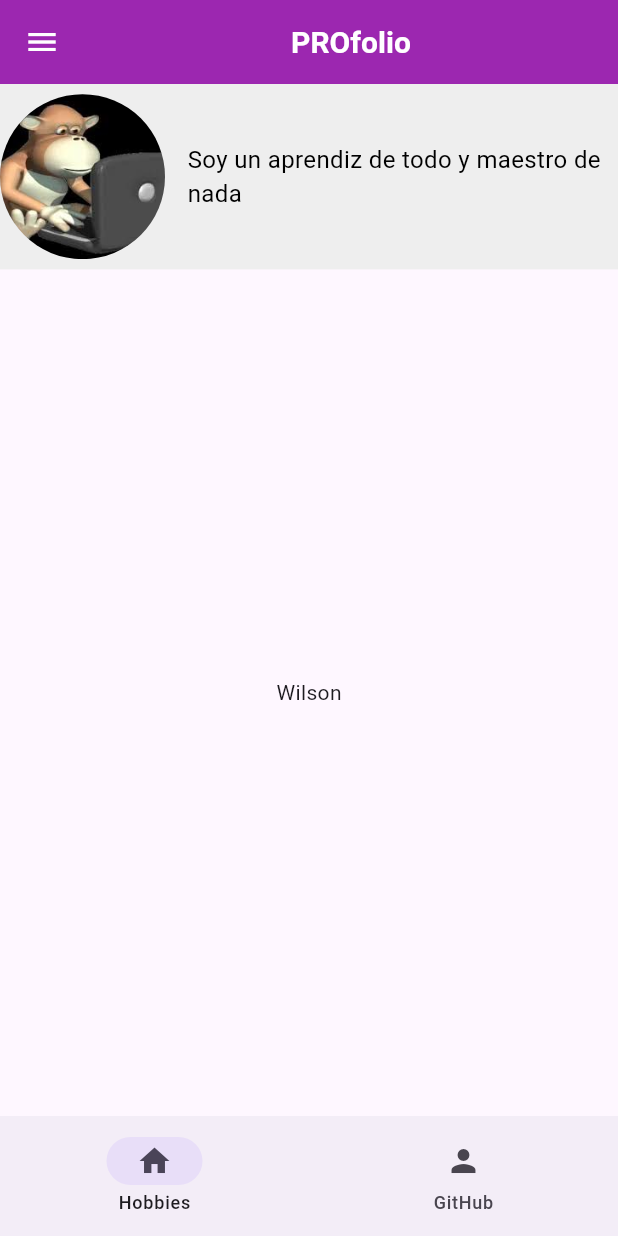
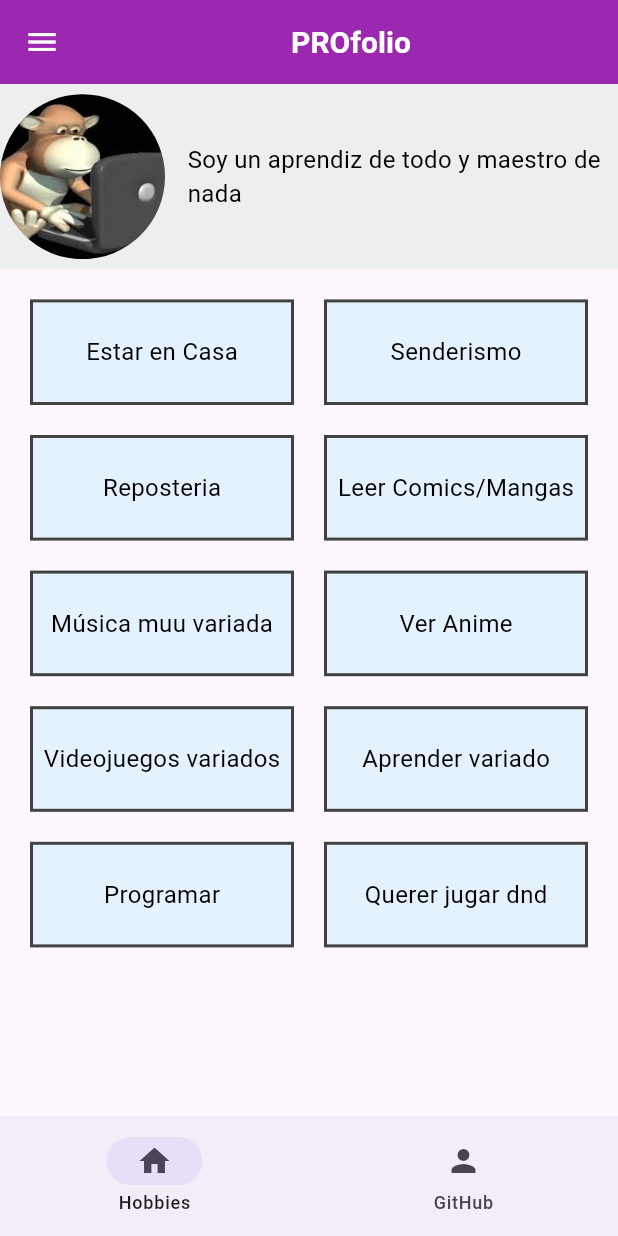
Before and after one commit to reiizamo/PGL-P2-MyPortfolio, a Flutter app: the PorfolioPage screen opened by its route, on a phone screen of 412 x 824 dp. Run offline on Flutter 3.47's test engine with Material 3 defaults, Android fonts, the light colour scheme and no system bars; our stand-ins replace go_router.

Commit message:
HobbiesTab Added

```diff
--- a/lib/pages/porfolio_page.dart
+++ b/lib/pages/porfolio_page.dart
@@ -1,4 +1,5 @@
 import 'package:flutter/material.dart';
+import 'package:proyecto_canario/pages/tabs/hobbies.dart';
 import 'package:proyecto_canario/widgets/info_box.dart';
 
 class PorfolioPage extends StatefulWidget {
@@ -11,9 +12,21 @@
 
 class _PorfolioPageState extends State<PorfolioPage> {
   int _index = 0;
+  static const List<String> _hobbies = [
+    "Estar en Casa",
+    "Senderismo",
+    "Reposteria",
+    "Leer Comics/Mangas",
+    "Música muu variada",
+    "Ver Anime",
+    "Videojuegos variados",
+    "Aprender variado",
+    "Programar",
+    "Querer jugar dnd"
+  ];
 
   static const List<Widget> _tabs = [
-    Center(child: Text("Wilson"),),
+    Hobbies(hobbies: _hobbies),
     Center(child: Text("Samuel"),),
   ];
 
--- /dev/null
+++ b/lib/pages/tabs/hobbies.dart
@@ -0,0 +1,21 @@
+import 'package:flutter/material.dart';
+import 'package:proyecto_canario/widgets/hobbie_box.dart';
+
+class Hobbies extends StatelessWidget {
+  final List<String> hobbies;
+  const Hobbies({super.key, required this.hobbies});
+
+  @override
+  Widget build(BuildContext context) {
+    return GridView.count(
+      crossAxisCount: 2,
+      mainAxisSpacing: 20,
+      crossAxisSpacing: 20,
+      childAspectRatio: 2.5,
+      padding: const EdgeInsets.all(20),
+      children: [
+        for (final hobbie in hobbies) HobbieBox(hobbie: hobbie)
+      ],
+    );
+  }
+}
--- /dev/null
+++ b/lib/widgets/hobbie_box.dart
@@ -0,0 +1,23 @@
+import 'package:flutter/material.dart';
+
+class HobbieBox extends StatelessWidget {
+  final String hobbie;
+  const HobbieBox({super.key, required this.hobbie});
+
+  @override
+  Widget build(BuildContext context) {
+    return  Container(
+      decoration: BoxDecoration(
+        color: Colors.blue[50],
+        border: Border.all(color: Colors.grey[800]!, width: 2),
+      ),
+      child: Center(
+        child: Text(
+          hobbie,
+          textDirection: TextDirection.ltr,
+          style: TextStyle(color: Colors.black, decoration: TextDecoration.none, fontSize: 16),
+        ),
+      ),
+    );
+  }
+}
```
